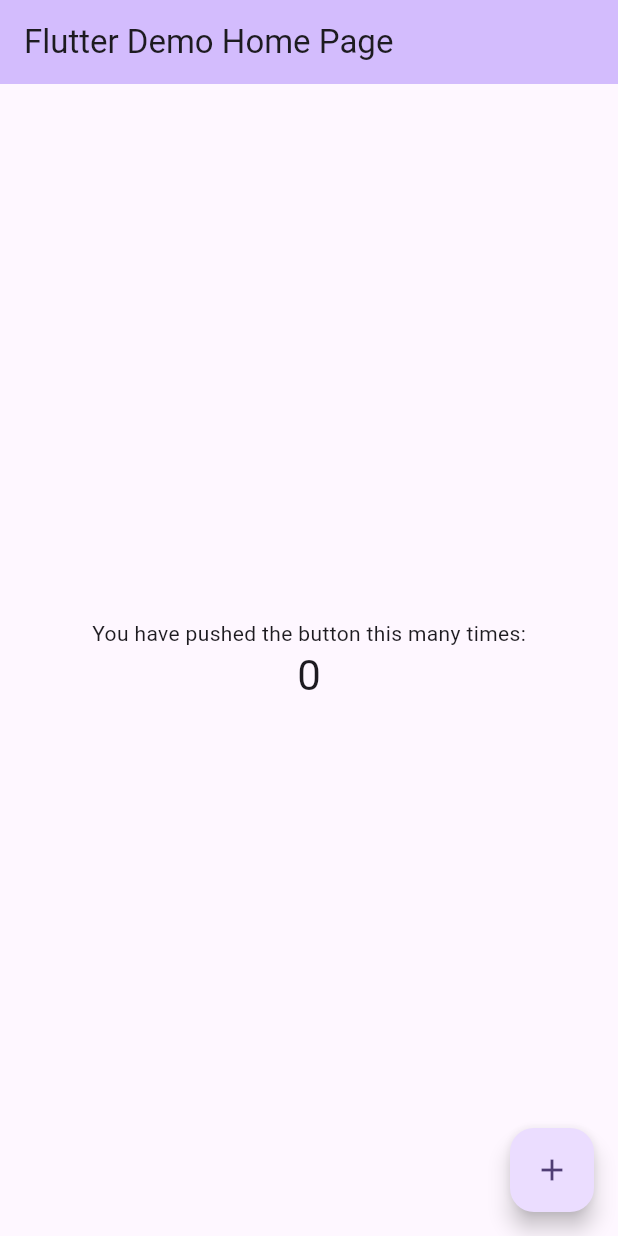
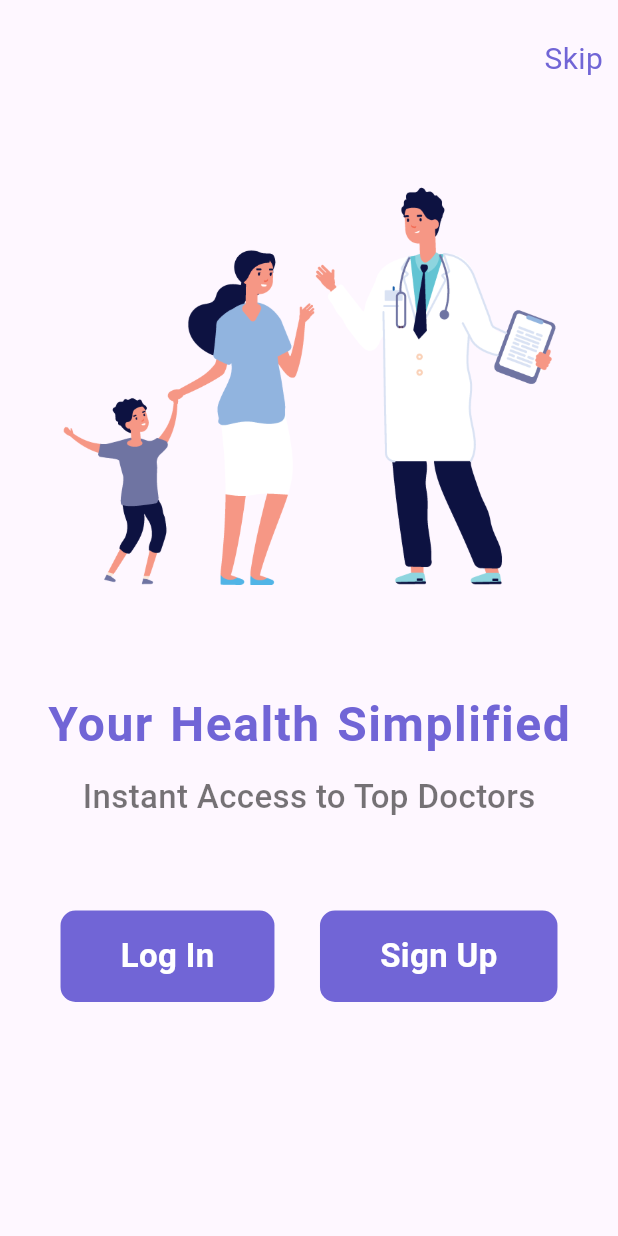
Before and after one commit to mayankbaranwal0/insta-doc, a Flutter app: the screen it shows after launch, on a phone screen of 412 x 824 dp. Run offline on Flutter 3.47's test engine with Material 3 defaults, Android fonts, the phone set to English and light mode, and no system bars.

Commit message:
feat: add login and signup screens

```diff
--- a/lib/main.dart
+++ b/lib/main.dart
@@ -1,4 +1,6 @@
 import 'package:flutter/material.dart';
+
+import 'screens/welcome_screen.dart';
 
 void main() {
   runApp(const MyApp());
@@ -7,119 +9,11 @@
 class MyApp extends StatelessWidget {
   const MyApp({super.key});
 
-  // This widget is the root of your application.
   @override
   Widget build(BuildContext context) {
-    return MaterialApp(
-      title: 'Flutter Demo',
-      theme: ThemeData(
-        // This is the theme of your application.
-        //
-        // TRY THIS: Try running your application with "flutter run". You'll see
-        // the application has a purple toolbar. Then, without quitting the app,
-        // try changing the seedColor in the colorScheme below to Colors.green
-        // and then invoke "hot reload" (save your changes or press the "hot
-        // reload" button in a Flutter-supported IDE, or press "r" if you used
-        // the command line to start the app).
-        //
-        // Notice that the counter didn't reset back to zero; the application
-        // state is not lost during the reload. To reset the state, use hot
-        // restart instead.
-        //
-        // This works for code too, not just values: Most code changes can be
-        // tested with just a hot reload.
-        colorScheme: ColorScheme.fromSeed(seedColor: Colors.deepPurple),
-        useMaterial3: true,
-      ),
-      home: const MyHomePage(title: 'Flutter Demo Home Page'),
+    return const MaterialApp(
+      debugShowCheckedModeBanner: false,
+      home: WelcomeScreen(),
     );
   }
 }
-
-class MyHomePage extends StatefulWidget {
-  const MyHomePage({super.key, required this.title});
-
-  // This widget is the home page of your application. It is stateful, meaning
-  // that it has a State object (defined below) that contains fields that affect
-  // how it looks.
-
-  // This class is the configuration for the state. It holds the values (in this
-  // case the title) provided by the parent (in this case the App widget) and
-  // used by the build method of the State. Fields in a Widget subclass are
-  // always marked "final".
-
-  final String title;
-
-  @override
-  State<MyHomePage> createState() => _MyHomePageState();
-}
-
-class _MyHomePageState extends State<MyHomePage> {
-  int _counter = 0;
-
-  void _incrementCounter() {
-    setState(() {
-      // This call to setState tells the Flutter framework that something has
-      // changed in this State, which causes it to rerun the build method below
-      // so that the display can reflect the updated values. If we changed
-      // _counter without calling setState(), then the build method would not be
-      // called again, and so nothing would appear to happen.
-      _counter++;
-    });
-  }
-
-  @override
-  Widget build(BuildContext context) {
-    // This method is rerun every time setState is called, for instance as done
-    // by the _incrementCounter method above.
-    //
-    // The Flutter framework has been optimized to make rerunning build methods
-    // fast, so that you can just rebuild anything that needs updating rather
-    // than having to individually change instances of widgets.
-    return Scaffold(
-      appBar: AppBar(
-        // TRY THIS: Try changing the color here to a specific color (to
-        // Colors.amber, perhaps?) and trigger a hot reload to see the AppBar
-        // change color while the other colors stay the same.
-        backgroundColor: Theme.of(context).colorScheme.inversePrimary,
-        // Here we take the value from the MyHomePage object that was created by
-        // the App.build method, and use it to set our appbar title.
-        title: Text(widget.title),
-      ),
-      body: Center(
-        // Center is a layout widget. It takes a single child and positions it
-        // in the middle of the parent.
-        child: Column(
-          // Column is also a layout widget. It takes a list of children and
-          // arranges them vertically. By default, it sizes itself to fit its
-          // children horizontally, and tries to be as tall as its parent.
-          //
-          // Column has various properties to control how it sizes itself and
-          // how it positions its children. Here we use mainAxisAlignment to
-          // center the children vertically; the main axis here is the vertical
-          // axis because Columns are vertical (the cross axis would be
-          // horizontal).
-          //
-          // TRY THIS: Invoke "debug painting" (choose the "Toggle Debug Paint"
-          // action in the IDE, or press "p" in the console), to see the
-          // wireframe for each widget.
-          mainAxisAlignment: MainAxisAlignment.center,
-          children: <Widget>[
-            const Text(
-              'You have pushed the button this many times:',
-            ),
-            Text(
-              '$_counter',
-              style: Theme.of(context).textTheme.headlineMedium,
-            ),
-          ],
-        ),
-      ),
-      floatingActionButton: FloatingActionButton(
-        onPressed: _incrementCounter,
-        tooltip: 'Increment',
-        child: const Icon(Icons.add),
-      ), // This trailing comma makes auto-formatting nicer for build methods.
-    );
-  }
-}
--- /dev/null
+++ b/lib/screens/welcome_screen.dart
@@ -0,0 +1,119 @@
+import 'package:flutter/material.dart';
+
+import 'login_screen.dart';
+import 'signup_screen.dart';
+
+class WelcomeScreen extends StatelessWidget {
+  const WelcomeScreen({super.key});
+
+  @override
+  Widget build(BuildContext context) {
+    return Material(
+      child: Container(
+        width: MediaQuery.of(context).size.width,
+        height: MediaQuery.of(context).size.height,
+        padding: const EdgeInsets.all(10),
+        child: Column(
+          children: [
+            const SizedBox(
+              height: 15,
+            ),
+            const Align(
+              alignment: Alignment.centerRight,
+              child: Text(
+                "Skip",
+                style: TextStyle(
+                  color: Color(0xFF7165D6),
+                  fontSize: 20,
+                ),
+              ),
+            ),
+            const SizedBox(
+              height: 50,
+            ),
+            Padding(
+              padding: const EdgeInsets.all(20),
+              child: Image.asset("assets/images/first_image.png"),
+            ),
+            const SizedBox(height: 50),
+            const Text(
+              "Your Health Simplified",
+              style: TextStyle(
+                color: Color(0xFF7165D6),
+                fontSize: 32,
+                fontWeight: FontWeight.bold,
+                letterSpacing: 1,
+                wordSpacing: 2,
+              ),
+            ),
+            const SizedBox(height: 10),
+            const Text(
+              "Instant Access to Top Doctors",
+              style: TextStyle(
+                color: Colors.black54,
+                fontSize: 22,
+                fontWeight: FontWeight.w500,
+              ),
+            ),
+            const SizedBox(height: 60),
+            Row(
+              mainAxisAlignment: MainAxisAlignment.spaceEvenly,
+              children: [
+                Material(
+                  color: const Color(0xFF7165D6),
+                  borderRadius: BorderRadius.circular(10),
+                  child: InkWell(
+                    onTap: () {
+                      Navigator.push(
+                          context,
+                          MaterialPageRoute(
+                            builder: (context) => const LoginScreen(),
+                          ));
+                    },
+                    child: Container(
+                      padding: const EdgeInsets.symmetric(
+                          vertical: 15, horizontal: 40),
+                      child: const Text(
+                        "Log In",
+                        style: TextStyle(
+                          color: Colors.white,
+                          fontSize: 22,
+                          fontWeight: FontWeight.bold,
+                        ),
+                      ),
+                    ),
+                  ),
+                ),
+                Material(
+                  color: const Color(0xFF7165D6),
+                  borderRadius: BorderRadius.circular(10),
+                  child: InkWell(
+                    onTap: () {
+                      Navigator.push(
+                          context,
+                          MaterialPageRoute(
+                            builder: (context) => const SignUpScreen(),
+                          ));
+                    },
+                    child: Container(
+                      padding: const EdgeInsets.symmetric(
+                          vertical: 15, horizontal: 40),
+                      child: const Text(
+                        "Sign Up",
+                        style: TextStyle(
+                          color: Colors.white,
+                          fontSize: 22,
+                          fontWeight: FontWeight.bold,
+                        ),
+                      ),
+                    ),
+                  ),
+                ),
+              ],
+            ),
+          ],
+        ),
+      ),
+    );
+  }
+}
--- a/pubspec.yaml
+++ b/pubspec.yaml
@@ -59,8 +59,8 @@ flutter:
   uses-material-design: true
 
   # To add assets to your application, add an assets section, like this:
-  # assets:
-  #   - images/a_dot_burr.jpeg
+  assets:
+    - assets/images/
   #   - images/a_dot_ham.jpeg
 
   # An image asset can refer to one or more resolution-specific "variants", see
```
Also changed, not shown: lib/screens/login_screen.dart (added, +134 -0 lines), lib/screens/signup_screen.dart (added, +151 -0 lines), assets/images/first_image.png (added).
